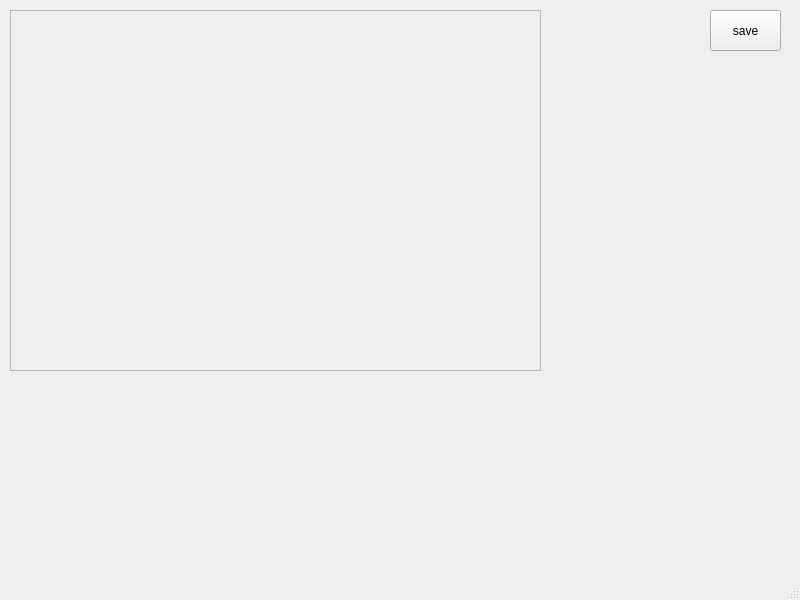
Qt form ui.ui (CBNU-Raspberry-Pi/Raspberry_Pi_Traker_2023) before a commit.
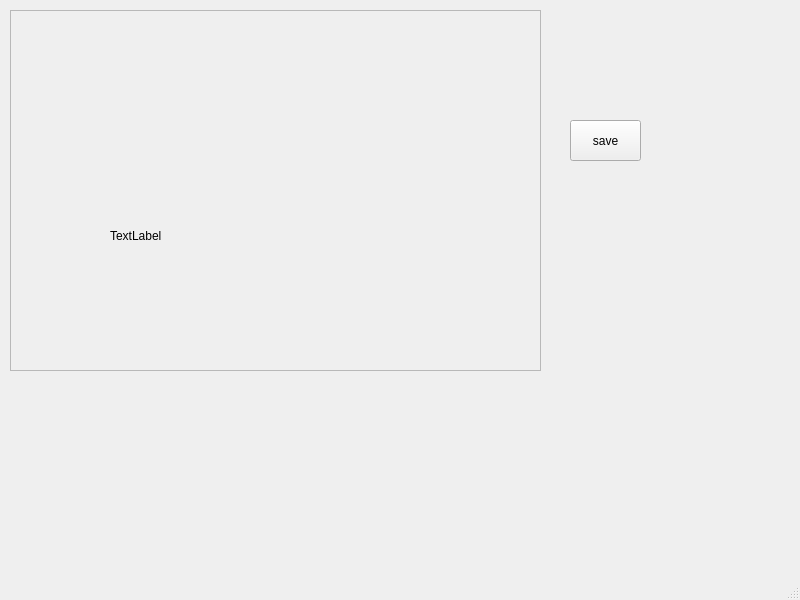
The same form after that commit.

What changed in the file:
```diff
--- a/ui.ui
+++ b/ui.ui
@@ -17,8 +17,8 @@
    <widget class="QPushButton" name="pushButton">
     <property name="geometry">
      <rect>
-      <x>710</x>
-      <y>10</y>
+      <x>570</x>
+      <y>120</y>
       <width>71</width>
       <height>41</height>
      </rect>
@@ -42,6 +42,19 @@
     <property name="frameShadow">
      <enum>QFrame::Raised</enum>
     </property>
+    <widget class="QLabel" name="label1">
+     <property name="geometry">
+      <rect>
+       <x>100</x>
+       <y>220</y>
+       <width>56</width>
+       <height>12</height>
+      </rect>
+     </property>
+     <property name="text">
+      <string>TextLabel</string>
+     </property>
+    </widget>
    </widget>
   </widget>
   <widget class="QMenuBar" name="menubar">
```
Left out of the diff: 2 changed lines with no effect on the pictures.
